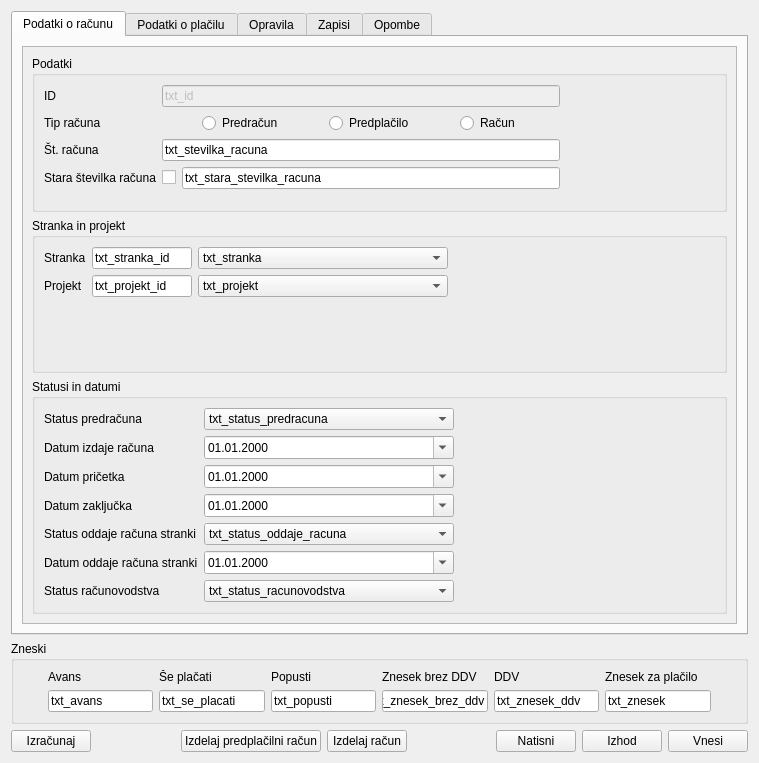
Old version of the form racun.ui in the repository bubi-luka/BubiRacun.
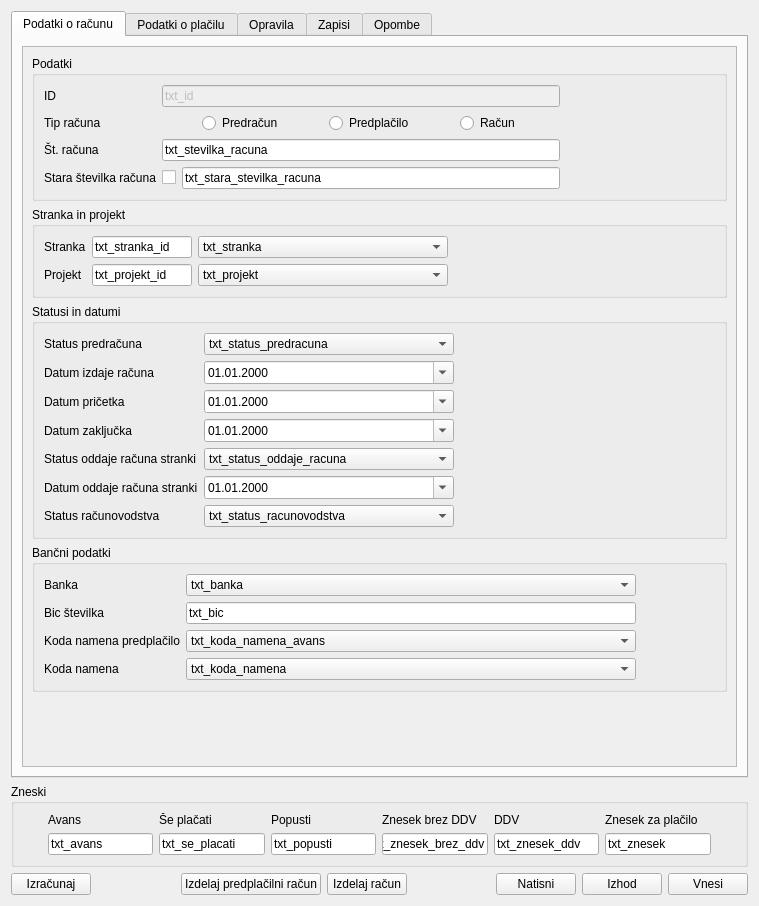
New version of the form.

Diff of the .ui file:
```diff
--- a/racun.ui
+++ b/racun.ui
@@ -10,7 +10,7 @@
     <x>0</x>
     <y>0</y>
     <width>757</width>
-    <height>763</height>
+    <height>906</height>
    </rect>
   </property>
   <property name="windowTitle">
@@ -38,7 +38,7 @@
             <x>0</x>
             <y>0</y>
             <width>715</width>
-            <height>570</height>
+            <height>713</height>
            </rect>
           </property>
           <layout class="QVBoxLayout" name="verticalLayout_4">
@@ -466,6 +466,125 @@
              </layout>
             </widget>
            </item>
+           <item>
+            <widget class="QGroupBox" name="groupBox_6">
+             <property name="title">
+              <string>Bančni podatki</string>
+             </property>
+             <layout class="QHBoxLayout" name="horizontalLayout_14">
+              <item>
+               <layout class="QFormLayout" name="formLayout_6">
+                <item row="0" column="0">
+                 <widget class="QLabel" name="label_26">
+                  <property name="text">
+                   <string>Banka</string>
+                  </property>
+                 </widget>
+                </item>
+                <item row="1" column="0">
+                 <widget class="QLabel" name="label_27">
+                  <property name="text">
+                   <string>Bic številka</string>
+                  </property>
+                 </widget>
+                </item>
+                <item row="2" column="0">
+                 <widget class="QLabel" name="label_28">
+                  <property name="text">
+                   <string>Koda namena predplačilo</string>
+                  </property>
+                 </widget>
+                </item>
+                <item row="3" column="0">
+                 <widget class="QLabel" name="label_29">
+                  <property name="text">
+                   <string>Koda namena</string>
+                  </property>
+                 </widget>
+                </item>
+                <item row="0" column="1">
+                 <widget class="QComboBox" name="txt_banka">
+                  <property name="minimumSize">
+                   <size>
+                    <width>450</width>
+                    <height>0</height>
+                   </size>
+                  </property>
+                  <item>
+                   <property name="text">
+                    <string>txt_banka</string>
+                   </property>
+                  </item>
+                 </widget>
+                </item>
+                <item row="2" column="1">
+                 <widget class="QComboBox" name="txt_koda_namena_avans">
+                  <property name="minimumSize">
+                   <size>
+                    <width>450</width>
+                    <height>0</height>
+                   </size>
+                  </property>
+                  <item>
+                   <property name="text">
+                    <string>txt_koda_namena_avans</string>
+                   </property>
+                  </item>
+                 </widget>
+                </item>
+                <item row="3" column="1">
+                 <widget class="QComboBox" name="txt_koda_namena">
+                  <property name="minimumSize">
+                   <size>
+                    <width>450</width>
+                    <height>0</height>
+                   </size>
+                  </property>
+                  <item>
+                   <property name="text">
+                    <string>txt_koda_namena</string>
+                   </property>
+                  </item>
+                 </widget>
+                </item>
+                <item row="1" column="1">
+                 <widget class="QLineEdit" name="txt_bic">
+                  <property name="text">
+                   <string>txt_bic</string>
+                  </property>
+                 </widget>
+                </item>
+               </layout>
+              </item>
+              <item>
+               <spacer name="horizontalSpacer_18">
+                <property name="orientation">
+                 <enum>Qt::Horizontal</enum>
+                </property>
+                <property name="sizeHint" stdset="0">
+                 <size>
+                  <width>46</width>
+                  <height>20</height>
+                 </size>
+                </property>
+               </spacer>
+              </item>
+             </layout>
+            </widget>
+           </item>
+           <item>
+            <spacer name="verticalSpacer">
+             <property name="orientation">
+              <enum>Qt::Vertical</enum>
+             </property>
+             <property name="sizeHint" stdset="0">
+              <size>
+               <width>20</width>
+               <height>40</height>
+              </size>
+             </property>
+            </spacer>
+           </item>
           </layout>
          </widget>
         </widget>
```
